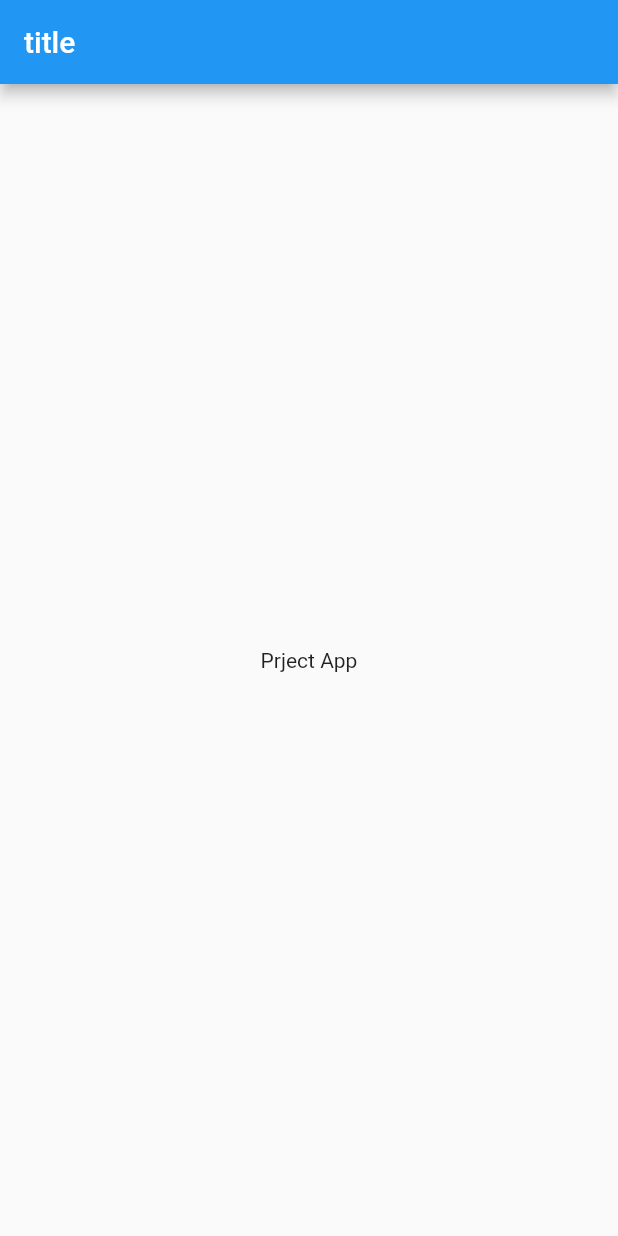
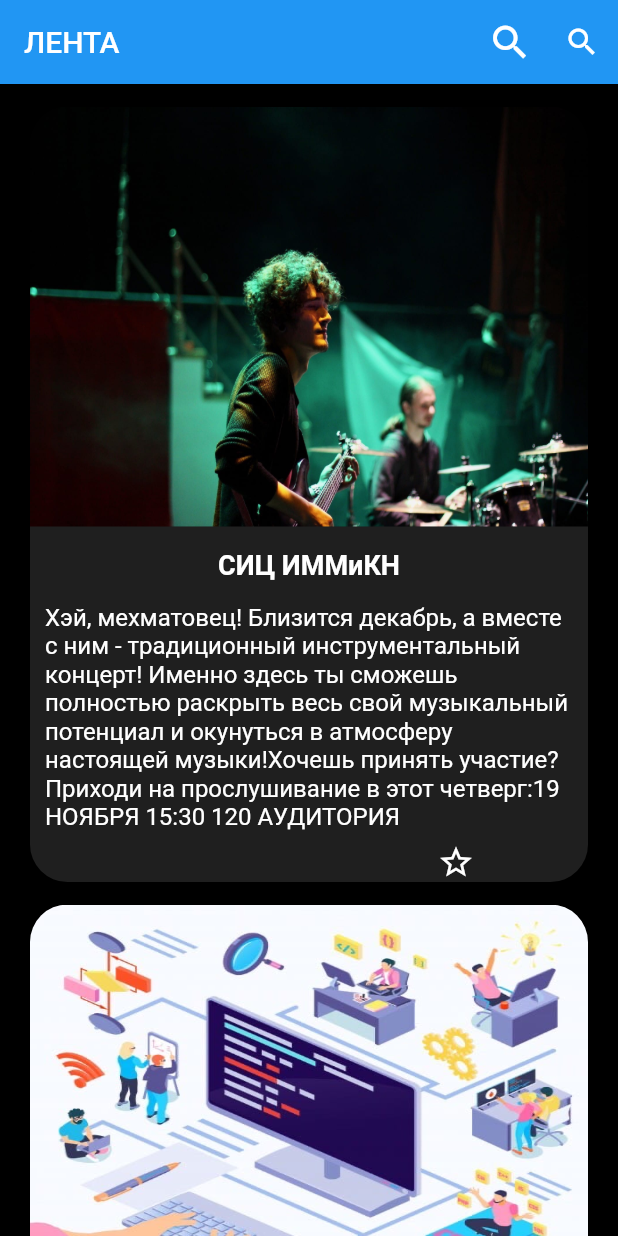
Before and after one commit to AndreyKondakovGW/Project-Sbornik-Pervokursnika-, a Flutter app: the screen it shows after launch, on a phone screen of 412 x 824 dp. Run offline on Flutter 3.47's test engine with Material 2 defaults, Android fonts, the phone set to English and light mode, and no system bars.

Commit message:
Добавлена лента

```diff
--- a/lib/main.dart
+++ b/lib/main.dart
@@ -1,38 +1,66 @@
 import 'package:flutter/material.dart';
+// import 'package:Pro/post.dart';
+// import 'package:posts_feed/postswidget.dart';
+// import 'package:posts_feed/postrepo.dart';
+
+import 'postrepo.dart';
+import 'postswidget.dart';
 
 void main() {
   runApp(MyApp());
 }
 
 class MyApp extends StatelessWidget {
-  // This widget is the root of your application.
   @override
   Widget build(BuildContext context) {
+    final title = 'Лента';
+
     return MaterialApp(
-      title: 'Flutter Demo',
-      theme: ThemeData(
-        primarySwatch: Colors.blue,
-        visualDensity: VisualDensity.adaptivePlatformDensity,
-      ),
+      title: title,
       home: Scaffold(
+        //backgroundColor: ,
+
         appBar: AppBar(
-          title: Text("title"),
+          title: Text('ЛЕНТА'),
+          actions: <Widget>[
+            IconButton(
+              icon: Icon(Icons.search, size: 30),
+              onPressed: () {},
+            ),
+            IconButton(
+              icon: Icon(Icons.search),
+              onPressed: () {},
+            )
+          ],
+          backgroundColor: Colors.blue,
         ),
         body: Center(
-          /*TODO во отдельном классе создать виджет который вы выбрали для работы над
-          для отображения просто замените строчку child: Text("Prject App"),  на child: MyWidget(),
-          Состояния виджетов следует хранить в отдельных файлах как это было обговоренно на собрании.
-          Список Виджетов для работы над:
-            1)Виджет Поста из ленты (Пока будем отображать с помощью ListView)
-            Пример child: ListView(children: Posts.map((post) => PostWidget(post)).toList(),),
-            2)Виджет Разделов Сборника первокурсника
-            3)Виджет Списка подразделов Сборника
-            4)Виджет Профиля студента/факультета (попыться сделать их едино образно)
-            5)Виджет Отображения статьи из сборника
-          */
-          child: Text("Prject App"),
+          child: Container(
+            decoration: BoxDecoration(
+              // gradient: LinearGradient(
+              //     begin: Alignment.topCenter,
+              //     end: Alignment.bottomCenter,
+              //     colors: [
+              //       Color.fromRGBO(89, 31, 129, 10),
+              //       //Color.fromRGBO(0, 0, 0, 10),
+              //       Color.fromRGBO(0, 0, 0, 10),
+              //     ]),
+              color: Colors.black,
+            ),
+            child: ListView(
+              children: [
+                Column(
+                  //crossAxisCount: 1,
+                  children: containers,
+                  mainAxisSize: MainAxisSize.min,
+                ),
+              ],
+            ),
+          ),
         ),
       ),
     );
   }
+
+  var containers = posts.map((post) => PostWidget(post)).toList();
 }
--- /dev/null
+++ b/lib/post.dart
@@ -0,0 +1,6 @@
+class Post {
+  final String title;
+  final String text;
+  final String image;
+  const Post({this.title, this.text, this.image});
+}
--- /dev/null
+++ b/lib/postrepo.dart
@@ -0,0 +1,41 @@
+import 'post.dart';
+
+var posts = [
+  Post(
+    title: 'СИЦ ИММиКН',
+    text:
+        'Хэй, мехматовец! Близится декабрь, а вместе с ним - традиционный инструментальный концерт! Именно здесь ты сможешь полностью раскрыть весь свой музыкальный потенциал и окунуться в атмосферу настоящей музыки!Хочешь принять участие? Приходи на прослушивание в этот четверг:19 НОЯБРЯ 15:30 120 АУДИТОРИЯ ',
+    image: 'assets/images/music.jpg',
+    //'https://cdn.lifehacker.ru/wp-content/uploads/2020/03/Depositphotos_5202035_l-2015_1583840326-e1583840349869.jpg',
+  ),
+  Post(
+    title: 'СИЦ ИММиКН',
+    text:
+        'КУРСЫ ПО ГИТ ‼Со следующей недели начинается курс по GitHub, организуемый студентами 2 курса ФИИТ. Они помогут разобраться в азах пользования гитом на практических заданиях. Факультатив будет состоять из 4-5 занятий с вводной лекционной частью и будет проводиться дистанционно. Для закрепления знаний возможны дополнительные задания на дом. Скорее заполняй форму внизу!https://forms.gle/kL4keKG4rNwdcqnX8',
+    image: 'assets/images/git_courses.jpg',
+  ),
+  Post(
+    title: 'ЮФУ(Южный Федеральный Университет',
+    text:
+        'Ректор и президент ЮФУ приняли участие в подведении итогов проекта «Золотые Имена Высшей Школы»Проект «Золотые Имена Высшей Школы» – ежегодный конкурсный отбор по рекомендации вузов и научных учреждений самых достойных представителей профессорско-преподавательского состава, которые имеют личный успех, достижения в учебном процессе с применением новейших методик, а также инновационных практик для повышения качества образования. 24 ноября состоялась онлайн конференция, где обсудили перспективы проекта "Золотые Имена Высшей Школы", социальный статус преподавателя современного вуза, работу региональных учреждений высшего образования и роль ученых в развитии гражданского общества.',
+    image: 'assets/images/gold_names.jpg',
+  ),
+  Post(
+    title: 'ЮФУ',
+    text:
+        'Простыми словами: эпизод 14. Завтра, 26 ноября, в День информационной безопасности, аналитик НЦПТИ, аспирант Института социологии и регионоведения ЮФУ Максим Куценко расскажет о кибербезопасности. Не пропусти прямой эфир и будь с нами ',
+    image: 'assets/images/simple_word.jpg',
+  ),
+  Post(
+    title: 'СИЦ ЮФУ',
+    text:
+        'РЕГИСТРАЦИЯ НА ЗОЛОТОЙ ГОЛОС Если готов быть услышанным, прими участие в самом важном событии каждого певца университета!Заполни заявку ниже и приходи на Отборочный этап, который состоится уже 28 и 29 ноября.Следи за новостями проекта в группе Центра культуры и творчества ЮФУ. Кстати, там уже появилось первое интервью с членом жюри🔥Заявки принимаются до 26 ноября',
+    image: 'assets/images/gold_voice.jpg',
+  ),
+  Post(
+    title: 'СИЦ ЮФУ',
+    text:
+        'ЭСТЕТИКА ВО ВСЁМ Художественный проект «Геометрия пространства‑5» открыт до конца ноября!Причины провести свой день культурно:Не только картины! Помимо живописи, тебя ждут графика, скульптура, фотография и декоративно-прикладное искусство.Работы молодых или уже известных художников из России, Австрии, Италии, Украины и др.Работы преподавателей высших художественных учебных заведений г. Ростова-на-Дону, а также студентов направлений искусства, дизайна и архитектуры.Возможность провести время с пользой, а главное — не дома✊🏻Организаторы обещают, равнодушных не останется:💬 «Ключевое направление арт-проекта: пространство как важнейшая и необходимая составляющая в решении любого произведения пластического искусства. Широкий спектр индивидуальных подходов к исполнению темы проекта, разнообразие видов и техник, представленных на выставке не оставят равнодушными ни одного зрителя»Приходи к ААИ❤',
+    image: 'assets/images/estetic.jpg',
+  ),
+];
--- /dev/null
+++ b/lib/postswidget.dart
@@ -0,0 +1,124 @@
+import 'package:flutter/material.dart';
+import 'package:flutter/rendering.dart';
+
+import 'post.dart';
+
+class PostWidget extends StatelessWidget {
+  final Post post;
+  PostWidget(this.post);
+  @override
+  Widget build(BuildContext context) {
+    //final title = 'Лента';
+
+    return Padding(
+      padding: EdgeInsets.symmetric(horizontal: 20),
+      child: Column(
+        children: <Widget>[
+          Container(
+            //width: 200,
+            height: 15,
+          ),
+          Container(
+            //padding: EdgeInsets.only(left: 30, right: 30, top: 30, bottom: 10),
+            // width: 300,
+            height: 280,
+            decoration: BoxDecoration(
+              image: DecorationImage(
+                image: Image.asset(post.image).image,
+                fit: BoxFit.fill,
+              ),
+              borderRadius: BorderRadius.only(
+                topLeft: Radius.circular(25.0),
+                topRight: Radius.circular(25.0),
+              ),
+            ),
+          ),
+          Container(
+            decoration: BoxDecoration(color: Colors.white12),
+            child: Column(
+              children: [
+                Container(
+                  padding: EdgeInsets.only(top: 15, bottom: 15),
+                  child: Text(
+                    post.title,
+                    textAlign: TextAlign.center,
+                    style: TextStyle(
+                        fontSize: 18,
+                        fontWeight: FontWeight.bold,
+                        color: Colors.white),
+                  ),
+                ),
+                Container(
+                  padding: EdgeInsets.only(right: 10, left: 10),
+                  child: Text(
+                    post.text,
+                    textAlign: TextAlign.left,
+                    style: TextStyle(
+                        fontSize: 16,
+                        fontWeight: FontWeight.normal,
+                        color: Colors.white),
+                  ),
+                ),
+              ],
+            ),
+          ),
+
+          // ),
+          Container(
+            height: 34,
+            child: FavouriteWidget(),
+            decoration: BoxDecoration(
+              color: Colors.white12,
+              borderRadius: BorderRadius.only(
+                bottomLeft: Radius.circular(25.0),
+                bottomRight: Radius.circular(25.0),
+              ),
+            ),
+          ),
+        ],
+      ),
+    );
+  }
+}
+
+class FavouriteWidget extends StatefulWidget {
+  @override
+  _FavouriteWidgetState createState() => _FavouriteWidgetState();
+}
+
+class _FavouriteWidgetState extends State<FavouriteWidget> {
+  bool _isFavorited = false;
+  @override
+  Widget build(BuildContext context) {
+    return Row(children: <Widget>[
+      Container(
+        margin: const EdgeInsets.only(bottom: 15, right: 10, left: 260),
+        child: IconButton(
+          // tooltip: 'В избранном',
+          icon: (_isFavorited
+              ? Icon(Icons.star, size: 25)
+              : Icon(Icons.star_border, size: 25)),
+          onPressed: _tapFavorite,
+          color: Colors.white,
+        ),
+      ),
+      // SizedBox(
+      //   height: 25,
+      //   child: Container(
+      //     padding: EdgeInsets.only(right: 10, r),
+      //     child: Text('В избранное'),
+      //   ),
+      // ),
+    ]);
+  }
+
+  void _tapFavorite() {
+    setState(() {
+      if (_isFavorited) {
+        _isFavorited = false;
+      } else {
+        _isFavorited = true;
+      }
+    });
+  }
+}
--- a/pubspec.yaml
+++ b/pubspec.yaml
@@ -45,9 +45,9 @@ flutter:
   uses-material-design: true
 
   # To add assets to your application, add an assets section, like this:
-  # assets:
-  #   - images/a_dot_burr.jpeg
-  #   - images/a_dot_ham.jpeg
+  assets:
+    - assets/images/
+
 
   # An image asset can refer to one or more resolution-specific "variants", see
   # https://flutter.dev/assets-and-images/#resolution-aware.
```
Also changed, not shown: assets/images/estetic.jpg (added), assets/images/git_courses.jpg (added), assets/images/gold_names.jpg (added), assets/images/gold_voice.jpg (added), assets/images/music.jpg (added), assets/images/simple_word.jpg (added).
